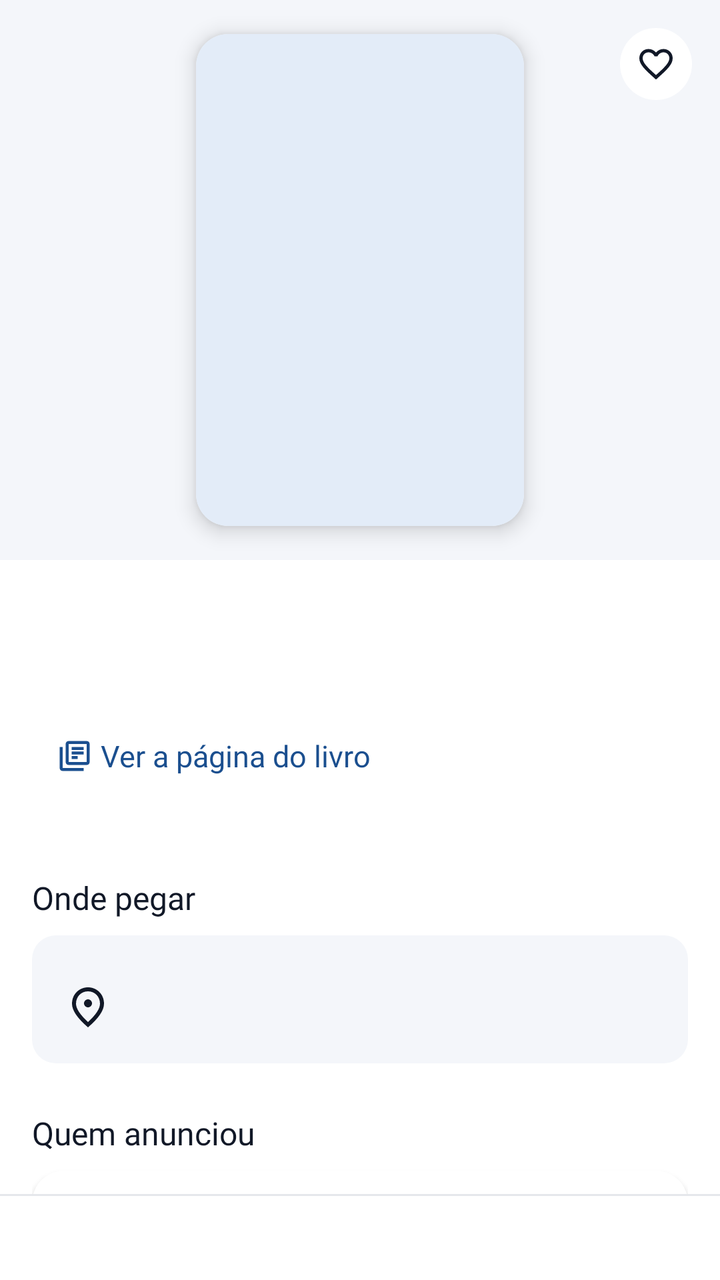
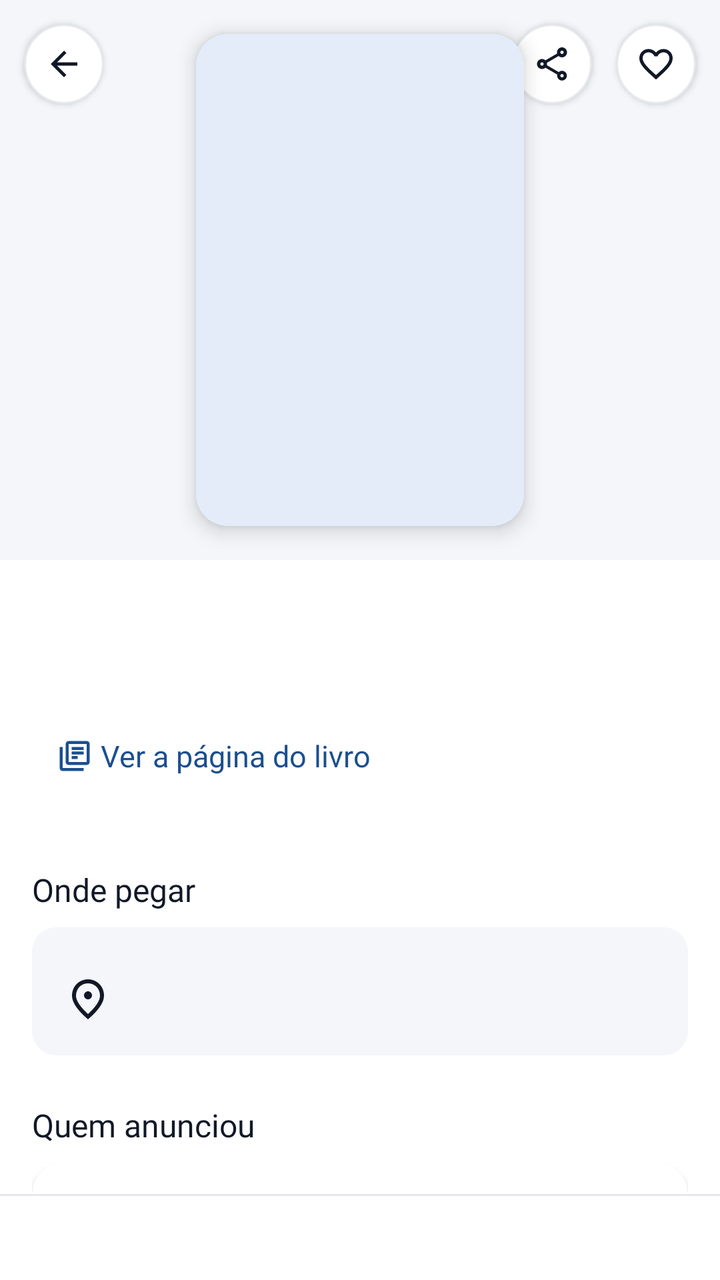

Screens rendered from an Android XML layout before and after an edit, with the pre-edit source and the edit as a unified diff.
<!-- AndroidManifest.xml: application theme Theme.LeiaUFMS -->
<!-- res/layout/fragment_listing_detail.xml -->
<?xml version="1.0" encoding="utf-8"?>
<LinearLayout xmlns:android="http://schemas.android.com/apk/res/android"
    xmlns:app="http://schemas.android.com/apk/res-auto"
    android:layout_width="match_parent"
    android:layout_height="match_parent"
    android:orientation="vertical">

    <androidx.core.widget.NestedScrollView
        android:layout_width="match_parent"
        android:layout_height="0dp"
        android:layout_weight="1"
        android:defaultFocusHighlightEnabled="false">

        <LinearLayout
            android:layout_width="match_parent"
            android:layout_height="wrap_content"
            android:orientation="vertical"
            android:paddingBottom="@dimen/space_l">

            <FrameLayout
                android:layout_width="match_parent"
                android:layout_height="@dimen/cover_hero_height"
                android:background="@color/leia_surface_container">

                <com.google.android.material.card.MaterialCardView
                    android:layout_width="@dimen/cover_detail_width"
                    android:layout_height="@dimen/cover_detail_height"
                    android:layout_gravity="center"
                    app:cardElevation="@dimen/elevation_hero"
                    app:strokeWidth="0dp">

                    <include
                        android:id="@+id/cover"
                        layout="@layout/view_cover"
                        android:layout_width="match_parent"
                        android:layout_height="match_parent" />
                </com.google.android.material.card.MaterialCardView>

                <ImageButton
                    android:id="@+id/heart"
                    android:layout_width="@dimen/touch_target"
                    android:layout_height="@dimen/touch_target"
                    android:layout_gravity="top|end"
                    android:layout_margin="@dimen/space_xs"
                    android:background="@drawable/bg_heart_inset"
                    android:padding="@dimen/heart_padding"
                    android:scaleType="centerInside"
                    android:src="@drawable/ic_favorite_border" />
            </FrameLayout>

            <LinearLayout
                android:layout_width="match_parent"
                android:layout_height="wrap_content"
                android:orientation="vertical"
                android:paddingStart="@dimen/screen_margin"
                android:paddingEnd="@dimen/screen_margin">

                <TextView
                    android:id="@+id/title"
                    android:layout_width="match_parent"
                    android:layout_height="wrap_content"
                    android:layout_marginTop="@dimen/space_m"
                    android:accessibilityHeading="true"
                    android:textAppearance="@style/TextAppearance.Leia.BookTitleLarge"
                    android:textColor="@color/leia_on_background" />

                <TextView
                    android:id="@+id/author"
                    android:layout_width="match_parent"
                    android:layout_height="wrap_content"
                    android:layout_marginTop="@dimen/space_xxs"
                    android:textAppearance="@style/TextAppearance.Leia.Body"
                    android:textColor="@color/leia_on_surface_variant" />

                <com.google.android.material.button.MaterialButton
                    android:id="@+id/button_obra"
                    style="?attr/borderlessButtonStyle"
                    android:layout_width="wrap_content"
                    android:layout_height="wrap_content"
                    android:layout_marginStart="-12dp"
                    android:text="@string/action_see_all_copies"
                    app:icon="@drawable/ic_library" />

                <com.google.android.material.chip.ChipGroup
                    android:id="@+id/facts"
                    android:layout_width="match_parent"
                    android:layout_height="wrap_content"
                    android:layout_marginTop="@dimen/space_s" />

                <TextView
                    android:id="@+id/details"
                    android:layout_width="match_parent"
                    android:layout_height="wrap_content"
                    android:visibility="gone" />

                <TextView
                    android:id="@+id/modality"
                    android:layout_width="match_parent"
                    android:layout_height="wrap_content"
                    android:visibility="gone" />

                <TextView
                    style="@style/Widget.Leia.SectionTitle"
                    android:text="@string/book_location_title" />

                <LinearLayout
                    android:id="@+id/location_box"
                    android:layout_width="match_parent"
                    android:layout_height="wrap_content"
                    android:background="@drawable/bg_notice"
                    android:focusable="true"
                    android:orientation="vertical"
                    android:padding="@dimen/space_m">

                    <TextView
                        android:id="@+id/distance"
                        android:layout_width="wrap_content"
                        android:layout_height="wrap_content"
                        android:background="@drawable/bg_badge_walk"
                        android:drawablePadding="@dimen/space_xxs"
                        android:paddingStart="@dimen/space_xs"
                        android:paddingTop="@dimen/space_xxs"
                        android:paddingEnd="@dimen/space_xs"
                        android:paddingBottom="@dimen/space_xxs"
                        android:textAppearance="@style/TextAppearance.Leia.Label"
                        android:textColor="@color/leia_on_success_container"
                        android:visibility="gone" />

                    <TextView
                        android:id="@+id/location_text"
                        android:layout_width="match_parent"
                        android:layout_height="wrap_content"
                        android:layout_marginTop="@dimen/space_xs"
                        android:drawablePadding="@dimen/space_xs"
                        android:gravity="center_vertical"
                        android:textAppearance="@style/TextAppearance.Leia.Body"
                        android:textColor="@color/leia_on_background"
                        app:drawableStartCompat="@drawable/ic_place" />

                    <TextView
                        android:id="@+id/walk_note"
                        android:layout_width="match_parent"
                        android:layout_height="wrap_content"
                        android:layout_marginTop="@dimen/space_xxs"
                        android:text="@string/walk_note"
                        android:textAppearance="@style/TextAppearance.Leia.Caption"
                        android:textColor="@color/leia_on_surface_variant"
                        android:visibility="gone" />
                </LinearLayout>

                <TextView
                    style="@style/Widget.Leia.SectionTitle"
                    android:text="@string/label_owner" />

                <com.google.android.material.card.MaterialCardView
                    android:id="@+id/owner_card"
                    android:layout_width="match_parent"
                    android:layout_height="wrap_content"
                    android:clickable="true"
                    android:focusable="true">

                    <LinearLayout
                        android:layout_width="match_parent"
                        android:layout_height="wrap_content"
                        android:gravity="center_vertical"
                        android:orientation="horizontal"
                        android:padding="@dimen/space_m">

                        <include
                            android:id="@+id/owner_avatar"
                            layout="@layout/view_avatar"
                            android:layout_width="@dimen/avatar_medium"
                            android:layout_height="@dimen/avatar_medium" />

                        <LinearLayout
                            android:layout_width="0dp"
                            android:layout_height="wrap_content"
                            android:layout_marginStart="@dimen/space_s"
                            android:layout_weight="1"
                            android:orientation="vertical">

                            <TextView
                                android:id="@+id/owner_name"
                                android:layout_width="match_parent"
                                android:layout_height="wrap_content"
                                android:textAppearance="@style/TextAppearance.Leia.Title"
                                android:textColor="@color/leia_on_background" />

                            <TextView
                                android:id="@+id/owner_meta"
                                android:layout_width="match_parent"
                                android:layout_height="wrap_content"
                                android:textAppearance="@style/TextAppearance.Leia.Caption"
                                android:textColor="@color/leia_on_surface_variant" />
                        </LinearLayout>

                        <LinearLayout
                            android:layout_width="wrap_content"
                            android:layout_height="wrap_content"
                            android:gravity="center_horizontal"
                            android:orientation="vertical">

                            <TextView
                                android:id="@+id/owner_rating"
                                android:layout_width="wrap_content"
                                android:layout_height="wrap_content"
                                android:textAppearance="@style/TextAppearance.Leia.Display"
                                android:textColor="@color/leia_on_background" />

                            <TextView
                                android:id="@+id/owner_rating_label"
                                android:layout_width="wrap_content"
                                android:layout_height="wrap_content"
                                android:text="@string/trust_rating_label"
                                android:textAppearance="@style/TextAppearance.Leia.Caption"
                                android:textColor="@color/leia_on_surface_variant" />
                        </LinearLayout>
                    </LinearLayout>
                </com.google.android.material.card.MaterialCardView>

                <TextView
                    android:id="@+id/proof_wishes"
                    android:layout_width="match_parent"
                    android:layout_height="wrap_content"
                    android:layout_marginTop="@dimen/space_m"
                    android:drawablePadding="@dimen/space_xs"
                    android:gravity="center_vertical"
                    android:textAppearance="@style/TextAppearance.Leia.BodySmall"
                    android:textColor="@color/leia_on_background"
                    android:visibility="gone"
                    app:drawableStartCompat="@drawable/ic_favorite_border" />

                <TextView
                    android:id="@+id/proof_hands"
                    android:layout_width="match_parent"
                    android:layout_height="wrap_content"
                    android:layout_marginTop="@dimen/space_xs"
                    android:drawablePadding="@dimen/space_xs"
                    android:gravity="center_vertical"
                    android:textAppearance="@style/TextAppearance.Leia.BodySmall"
                    android:textColor="@color/leia_on_background"
                    android:background="?attr/selectableItemBackground"
                    android:minHeight="@dimen/touch_target"
                    android:visibility="gone"
                    app:drawableStartCompat="@drawable/ic_history" />

                <TextView
                    android:id="@+id/courses_title"
                    style="@style/Widget.Leia.SectionTitle"
                    android:text="@string/book_courses"
                    android:visibility="gone" />

                <com.google.android.material.chip.ChipGroup
                    android:id="@+id/courses"
                    android:layout_width="match_parent"
                    android:layout_height="wrap_content" />

                <TextView
                    android:id="@+id/status_note"
                    android:layout_width="match_parent"
                    android:layout_height="wrap_content"
                    android:layout_marginTop="@dimen/space_l"
                    android:accessibilityLiveRegion="polite"
                    android:background="@drawable/bg_notice"
                    android:padding="@dimen/space_m"
                    android:textAppearance="@style/TextAppearance.Leia.Body"
                    android:textColor="@color/leia_on_background"
                    android:visibility="gone" />
            </LinearLayout>

            <TextView
                android:id="@+id/copies_title"
                style="@style/Widget.Leia.HomeSection"
                android:text="@string/book_other_copies"
                android:visibility="gone" />

            <androidx.recyclerview.widget.RecyclerView
                android:id="@+id/copies"
                android:layout_width="match_parent"
                android:layout_height="wrap_content"
                android:layout_marginTop="@dimen/space_s"
                android:clipToPadding="false"
                android:nestedScrollingEnabled="false"
                android:orientation="horizontal"
                android:paddingStart="@dimen/screen_margin"
                android:paddingEnd="@dimen/screen_margin"
                android:visibility="gone"
                app:layoutManager="androidx.recyclerview.widget.LinearLayoutManager" />
        </LinearLayout>
    </androidx.core.widget.NestedScrollView>

    <LinearLayout
        android:id="@+id/action_bar"
        android:layout_width="match_parent"
        android:layout_height="wrap_content"
        android:background="@drawable/bg_action_bar"
        android:gravity="center_vertical"
        android:orientation="horizontal"
        android:paddingStart="@dimen/screen_margin"
        android:paddingTop="@dimen/space_s"
        android:paddingEnd="@dimen/screen_margin"
        android:paddingBottom="@dimen/space_s">

        <TextView
            android:id="@+id/bar_text"
            android:layout_width="0dp"
            android:layout_height="wrap_content"
            android:layout_marginEnd="@dimen/space_s"
            android:layout_weight="1"
            android:textAppearance="@style/TextAppearance.Leia.BodySmall"
            android:textColor="@color/leia_on_background" />

        <com.google.android.material.button.MaterialButton
            android:id="@+id/button_secondary"
            style="?attr/materialButtonOutlinedStyle"
            android:layout_width="wrap_content"
            android:layout_height="wrap_content"
            android:layout_marginEnd="@dimen/space_xs"
            android:visibility="gone" />

        <com.google.android.material.button.MaterialButton
            android:id="@+id/button_primary"
            android:layout_width="wrap_content"
            android:layout_height="wrap_content"
            android:visibility="gone" />
    </LinearLayout>
</LinearLayout>
<!-- res/layout/view_cover.xml (included above) -->
<?xml version="1.0" encoding="utf-8"?>
<FrameLayout xmlns:android="http://schemas.android.com/apk/res/android"
    xmlns:app="http://schemas.android.com/apk/res-auto"
    android:id="@+id/cover"
    android:layout_width="@dimen/cover_width"
    android:layout_height="@dimen/cover_height"
    android:importantForAccessibility="noHideDescendants">

    <com.google.android.material.imageview.ShapeableImageView
        android:id="@+id/cover_image"
        android:layout_width="match_parent"
        android:layout_height="match_parent"
        android:background="@color/leia_primary_container"
        android:scaleType="centerCrop"
        app:shapeAppearanceOverlay="@style/ShapeAppearance.Leia.Small" />

    <TextView
        android:id="@+id/cover_text"
        android:layout_width="match_parent"
        android:layout_height="match_parent"
        android:gravity="center"
        android:padding="@dimen/space_xxs"
        android:textAppearance="@style/TextAppearance.Leia.BookTitle"
        android:textColor="@color/leia_on_primary_container" />
</FrameLayout>
<!-- res/layout/view_avatar.xml (included above) -->
<?xml version="1.0" encoding="utf-8"?>
<FrameLayout xmlns:android="http://schemas.android.com/apk/res/android"
    xmlns:app="http://schemas.android.com/apk/res-auto"
    android:id="@+id/avatar"
    android:layout_width="@dimen/avatar_large"
    android:layout_height="@dimen/avatar_large">

    <com.google.android.material.imageview.ShapeableImageView
        android:id="@+id/avatar_image"
        android:layout_width="match_parent"
        android:layout_height="match_parent"
        android:background="@color/leia_primary_container"
        android:scaleType="centerCrop"
        app:shapeAppearanceOverlay="@style/ShapeAppearance.Leia.Circle" />

    <TextView
        android:id="@+id/avatar_initials"
        android:layout_width="match_parent"
        android:layout_height="match_parent"
        android:gravity="center"
        android:importantForAccessibility="no"
        android:textAppearance="@style/TextAppearance.Leia.Display"
        android:textColor="@color/leia_on_primary_container" />
</FrameLayout>
<!-- resources referenced by this layout -->
<resources>
  <color name="leia_on_background">#111827</color>
  <color name="leia_on_surface_variant">#4B5563</color>
  <color name="leia_primary_container">#E3ECF8</color>
  <color name="leia_surface_container">#F4F6FA</color>
  <dimen name="avatar_large">96dp</dimen>
  <dimen name="avatar_medium">56dp</dimen>
  <dimen name="cover_detail_height">246dp</dimen>
  <dimen name="cover_detail_width">164dp</dimen>
  <dimen name="cover_height">96dp</dimen>
  <dimen name="cover_hero_height">280dp</dimen>
  <dimen name="cover_width">64dp</dimen>
  <dimen name="elevation_hero">6dp</dimen>
  <dimen name="heart_padding">14dp</dimen>
  <dimen name="screen_margin">16dp</dimen>
  <dimen name="space_l">24dp</dimen>
  <dimen name="space_m">16dp</dimen>
  <dimen name="space_s">12dp</dimen>
  <dimen name="space_xs">8dp</dimen>
  <dimen name="space_xxs">4dp</dimen>
  <dimen name="touch_target">48dp</dimen>
  <!-- drawable bg_heart_inset (drawable) -->
  <?xml version="1.0" encoding="utf-8"?>
  <inset xmlns:android="http://schemas.android.com/apk/res/android"
      android:drawable="@drawable/bg_heart"
      android:inset="6dp" />
  <string name="book_courses">Indicado em</string>
  <string name="label_owner">Quem anunciou</string>
  <string name="trust_rating_label">nota média</string>
  <color name="leia_outline_variant">#E5E7EB</color>
  <color name="leia_surface">#FFFFFF</color>
  <color name="leia_success_container">#DCFCE7</color>
  <dimen name="radius_s">8dp</dimen>
  <!-- drawable bg_heart (drawable) -->
  <?xml version="1.0" encoding="utf-8"?>
  <shape xmlns:android="http://schemas.android.com/apk/res/android" android:shape="oval">
      <solid android:color="@color/leia_surface" />
      <size android:width="36dp" android:height="36dp" />
  </shape>
  <dimen name="radius_m">12dp</dimen>
  <dimen name="space_xl">32dp</dimen>
  <color name="leia_primary">#1B4F8F</color>
  <color name="leia_on_primary">#FFFFFF</color>
  <color name="leia_tertiary">#8A5A12</color>
  <color name="leia_on_tertiary">#FFFFFF</color>
  <color name="leia_tertiary_container">#FDF0D5</color>
  <color name="leia_error">#B42318</color>
  <color name="leia_on_error">#FFFFFF</color>
  <color name="leia_error_container">#FDE3E1</color>
  <color name="leia_on_error_container">#5A0E09</color>
  <color name="leia_background">#FFFFFF</color>
  <color name="leia_outline">#8A93A1</color>
  <color name="leia_inverse_primary">#8DB8F2</color>
  <dimen name="radius_l">16dp</dimen>
  <dimen name="button_height">52dp</dimen>
  <dimen name="radius_button">12dp</dimen>
  <dimen name="elevation_card">2dp</dimen>
  <!-- unchanged entries left out for length: 44 -->
</resources>

<!-- the commit's change to res/layout/fragment_listing_detail.xml (unified diff, before → after) -->
@@ -36,16 +36,9 @@
                         android:layout_height="match_parent" />
                 </com.google.android.material.card.MaterialCardView>
 
-                <ImageButton
-                    android:id="@+id/heart"
-                    android:layout_width="@dimen/touch_target"
-                    android:layout_height="@dimen/touch_target"
-                    android:layout_gravity="top|end"
-                    android:layout_margin="@dimen/space_xs"
-                    android:background="@drawable/bg_heart_inset"
-                    android:padding="@dimen/heart_padding"
-                    android:scaleType="centerInside"
-                    android:src="@drawable/ic_favorite_border" />
+                <include
+                    android:id="@+id/hero"
+                    layout="@layout/view_hero_actions" />
             </FrameLayout>
 
             <LinearLayout
@@ -81,11 +74,13 @@
                     android:text="@string/action_see_all_copies"
                     app:icon="@drawable/ic_library" />
 
-                <com.google.android.material.chip.ChipGroup
+                
+                <LinearLayout
                     android:id="@+id/facts"
                     android:layout_width="match_parent"
                     android:layout_height="wrap_content"
-                    android:layout_marginTop="@dimen/space_s" />
+                    android:layout_marginTop="@dimen/space_xs"
+                    android:orientation="vertical" />
 
                 <TextView
                     android:id="@+id/details"
@@ -351,6 +346,55 @@
         android:textAppearance="@style/TextAppearance.Leia.BookTitle"
         android:textColor="@color/leia_on_primary_container" />
 </FrameLayout>
+<!-- res/layout/view_hero_actions.xml (included above) -->
+<?xml version="1.0" encoding="utf-8"?>
+<LinearLayout xmlns:android="http://schemas.android.com/apk/res/android"
+    android:layout_width="match_parent"
+    android:layout_height="wrap_content"
+    android:layout_gravity="top"
+    android:orientation="horizontal"
+    android:padding="@dimen/space_xs">
+
+    <ImageButton
+        android:id="@+id/back"
+        android:layout_width="@dimen/touch_target"
+        android:layout_height="@dimen/touch_target"
+        android:background="@drawable/bg_hero_button"
+        android:contentDescription="@string/action_back"
+        android:elevation="@dimen/elevation_card"
+        android:padding="@dimen/heart_padding"
+        android:scaleType="centerInside"
+        android:src="@drawable/ic_back"
+        android:tint="@color/leia_on_background" />
+
+    <Space
+        android:layout_width="0dp"
+        android:layout_height="0dp"
+        android:layout_weight="1" />
+
+    <ImageButton
+        android:id="@+id/share"
+        android:layout_width="@dimen/touch_target"
+        android:layout_height="@dimen/touch_target"
+        android:background="@drawable/bg_hero_button"
+        android:contentDescription="@string/action_share"
+        android:elevation="@dimen/elevation_card"
+        android:padding="@dimen/heart_padding"
+        android:scaleType="centerInside"
+        android:src="@drawable/ic_share"
+        android:tint="@color/leia_on_background" />
+
+    <ImageButton
+        android:id="@+id/heart"
+        android:layout_width="@dimen/touch_target"
+        android:layout_height="@dimen/touch_target"
+        android:layout_marginStart="@dimen/space_xxs"
+        android:background="@drawable/bg_hero_button"
+        android:elevation="@dimen/elevation_card"
+        android:padding="@dimen/heart_padding"
+        android:scaleType="centerInside"
+        android:src="@drawable/ic_favorite_border" />
+</LinearLayout>
 <!-- res/layout/view_avatar.xml (included above) -->
 <?xml version="1.0" encoding="utf-8"?>
 <FrameLayout xmlns:android="http://schemas.android.com/apk/res/android"
<!-- resource entries referenced after the edit -->
@@ -20,11 +20,39 @@
   <dimen name="space_xs">8dp</dimen>
   <dimen name="space_xxs">4dp</dimen>
   <dimen name="touch_target">48dp</dimen>
-  <!-- drawable bg_heart_inset (drawable) -->
+  <!-- drawable bg_hero_button (drawable) -->
   <?xml version="1.0" encoding="utf-8"?>
-  <inset xmlns:android="http://schemas.android.com/apk/res/android"
-      android:drawable="@drawable/bg_heart"
-      android:inset="6dp" />
+  <inset xmlns:android="http://schemas.android.com/apk/res/android" android:inset="4dp">
+      <shape android:shape="oval">
+          <solid android:color="@color/leia_surface" />
+          <stroke android:width="1dp" android:color="@color/leia_outline_variant" />
+      </shape>
+  </inset>
+  <!-- drawable ic_back (drawable) -->
+  <vector xmlns:android="http://schemas.android.com/apk/res/android"
+      android:width="24dp"
+      android:height="24dp"
+      android:viewportWidth="24"
+      android:viewportHeight="24"
+      android:tint="?attr/colorOnSurface"
+      android:autoMirrored="true">
+    <path
+        android:fillColor="@android:color/white"
+        android:pathData="M20,11H7.83l5.59,-5.59L12,4l-8,8 8,8 1.41,-1.41L7.83,13H20v-2z"/>
+  </vector>
+  <!-- drawable ic_share (drawable) -->
+  <vector xmlns:android="http://schemas.android.com/apk/res/android"
+      android:width="24dp"
+      android:height="24dp"
+      android:viewportWidth="24"
+      android:viewportHeight="24"
+      android:tint="?attr/colorOnSurface">
+    <path
+        android:fillColor="@android:color/white"
+        android:pathData="M18,16.08c-0.76,0 -1.44,0.3 -1.96,0.77L8.91,12.7c0.05,-0.23 0.09,-0.46 0.09,-0.7s-0.04,-0.47 -0.09,-0.7l7.05,-4.11c0.54,0.5 1.25,0.81 2.04,0.81 1.66,0 3,-1.34 3,-3s-1.34,-3 -3,-3 -3,1.34 -3,3c0,0.24 0.04,0.47 0.09,0.7L8.04,9.81C7.5,9.31 6.79,9 6,9c-1.66,0 -3,1.34 -3,3s1.34,3 3,3c0.79,0 1.5,-0.31 2.04,-0.81l7.12,4.16c-0.05,0.21 -0.08,0.43 -0.08,0.65 0,1.61 1.31,2.92 2.92,2.92s2.92,-1.31 2.92,-2.92c0,-1.61 -1.31,-2.92 -2.92,-2.92zM18,4c0.55,0 1,0.45 1,1s-0.45,1 -1,1 -1,-0.45 -1,-1 0.45,-1 1,-1zM6,13c-0.55,0 -1,-0.45 -1,-1s0.45,-1 1,-1 1,0.45 1,1 -0.45,1 -1,1zM18,20.02c-0.55,0 -1,-0.45 -1,-1s0.45,-1 1,-1 1,0.45 1,1 -0.45,1 -1,1z"/>
+  </vector>
+  <string name="action_back">Voltar</string>
+  <string name="action_share">Compartilhar</string>
   <string name="book_courses">Indicado em</string>
   <string name="label_owner">Quem anunciou</string>
   <string name="trust_rating_label">nota média</string>
@@ -32,12 +60,6 @@
   <color name="leia_surface">#FFFFFF</color>
   <color name="leia_success_container">#DCFCE7</color>
   <dimen name="radius_s">8dp</dimen>
-  <!-- drawable bg_heart (drawable) -->
-  <?xml version="1.0" encoding="utf-8"?>
-  <shape xmlns:android="http://schemas.android.com/apk/res/android" android:shape="oval">
-      <solid android:color="@color/leia_surface" />
-      <size android:width="36dp" android:height="36dp" />
-  </shape>
   <dimen name="radius_m">12dp</dimen>
   <dimen name="space_xl">32dp</dimen>
   <color name="leia_primary">#1B4F8F</color>
